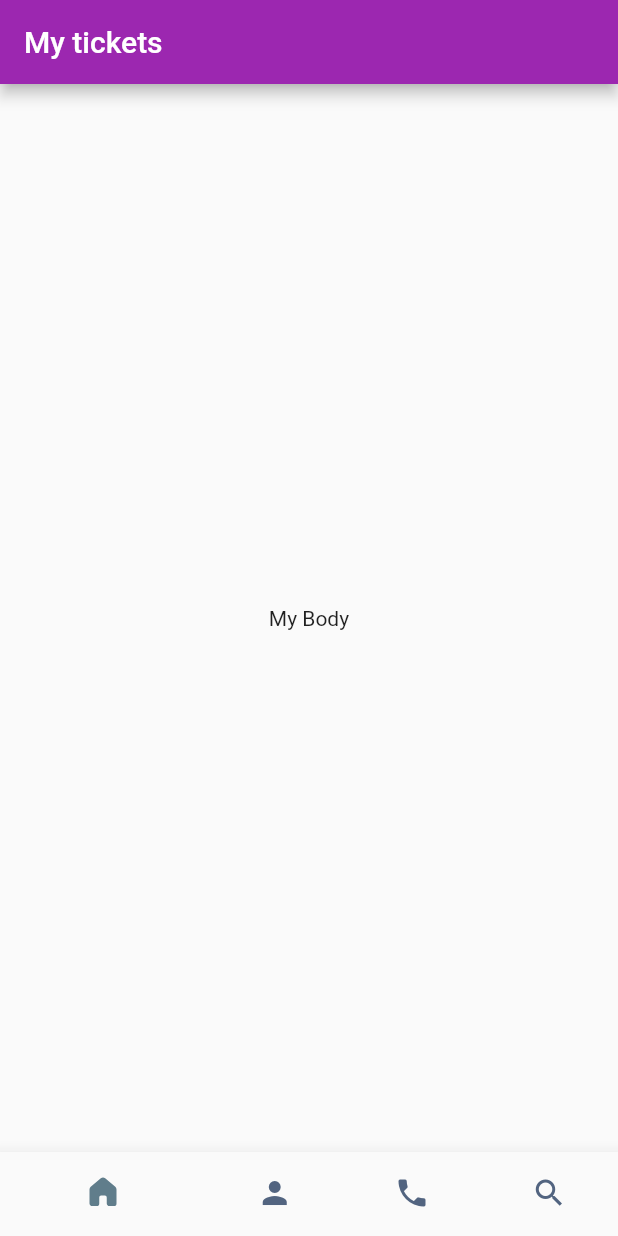
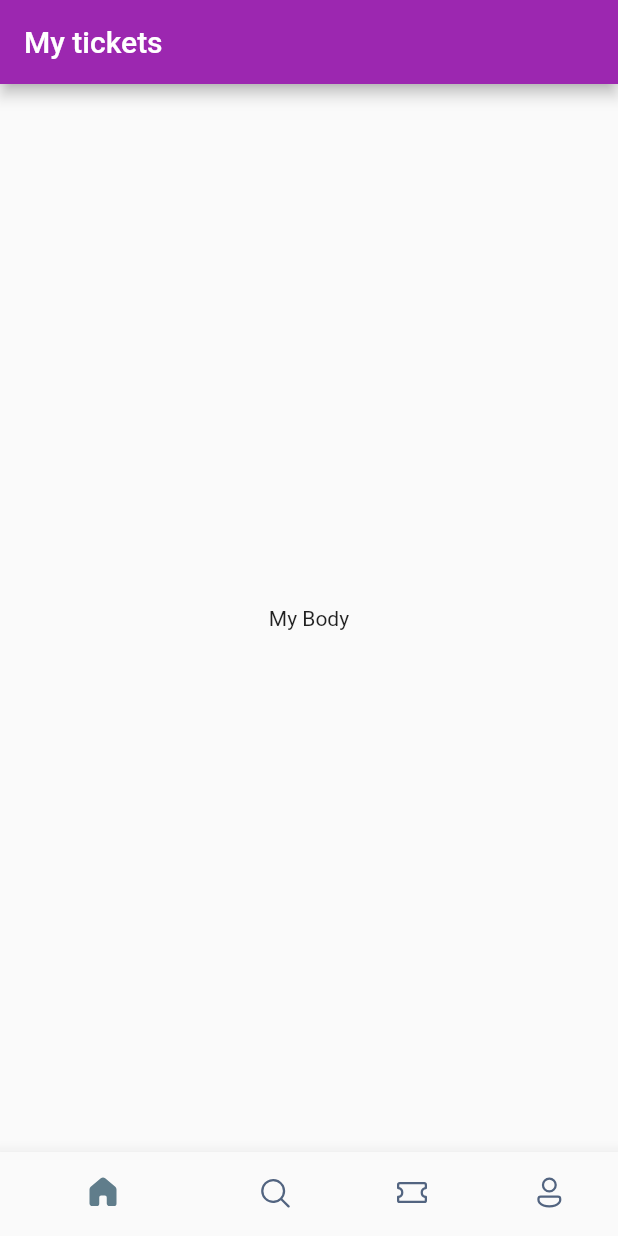
Before and after one commit to jwson-automation/exercise_commit, a Flutter app: the screen it shows after launch, on a phone screen of 412 x 824 dp. Run offline on Flutter 3.47's test engine with Material 2 defaults, Android fonts, the phone set to English and light mode, and no system bars; our stand-ins replace fluentui_icons.

Commit message:
[Feat] 버튼 동작을 위한 변수 설정
static final List<Widget> _widgetOptions = <Widget>[]

```diff
--- a/lib/screens/bottom.dart
+++ b/lib/screens/bottom.dart
@@ -9,6 +9,15 @@ class BottomBar extends StatefulWidget {
 }
 
 class _BottomBarState extends State<BottomBar> {
+  static final List<Widget> _widgetOptions = <Widget>[
+    const Text("Home"),
+    const Text("Search"),
+    const Text("Ticket"),
+    const Text("Profile"),
+  ];
+  // 바텀 네비게이션 바의 상태(state)를 바꾸기 위해서 변수를 선언해준다.
+  // 총 4개의 버튼을 생성했기 때문에, 변수 타입은 List<Widget>
+
   @override
   Widget build(BuildContext context) {
     return Scaffold(
@@ -24,12 +33,18 @@ class _BottomBarState extends State<BottomBar> {
             unselectedItemColor: Color(0xFF526480),
             selectedItemColor: Colors.blueGrey,
             items: [
-        BottomNavigationBarItem(icon: Icon(FluentSystemIcons.ic_fluent_home_add_regular),
+        BottomNavigationBarItem(icon: Icon(FluentSystemIcons.ic_fluent_home_regular),
             activeIcon: Icon(FluentSystemIcons.ic_fluent_home_filled)
             ,label: "1"),
-        BottomNavigationBarItem(icon: Icon(Icons.person), label: "2"),
-        BottomNavigationBarItem(icon: Icon(Icons.phone), label: "3"),
-        BottomNavigationBarItem(icon: Icon(Icons.search), label: "4"),
+              BottomNavigationBarItem(icon: Icon(FluentSystemIcons.ic_fluent_search_regular),
+                  activeIcon: Icon(FluentSystemIcons.ic_fluent_search_filled)
+                  ,label: "2"),
+              BottomNavigationBarItem(icon: Icon(FluentSystemIcons.ic_fluent_ticket_regular),
+                  activeIcon: Icon(FluentSystemIcons.ic_fluent_ticket_filled)
+                  ,label: "3"),
+              BottomNavigationBarItem(icon: Icon(FluentSystemIcons.ic_fluent_person_regular),
+                  activeIcon: Icon(FluentSystemIcons.ic_fluent_person_filled)
+                  ,label: "4"),
       ]
         ),
     );
```
